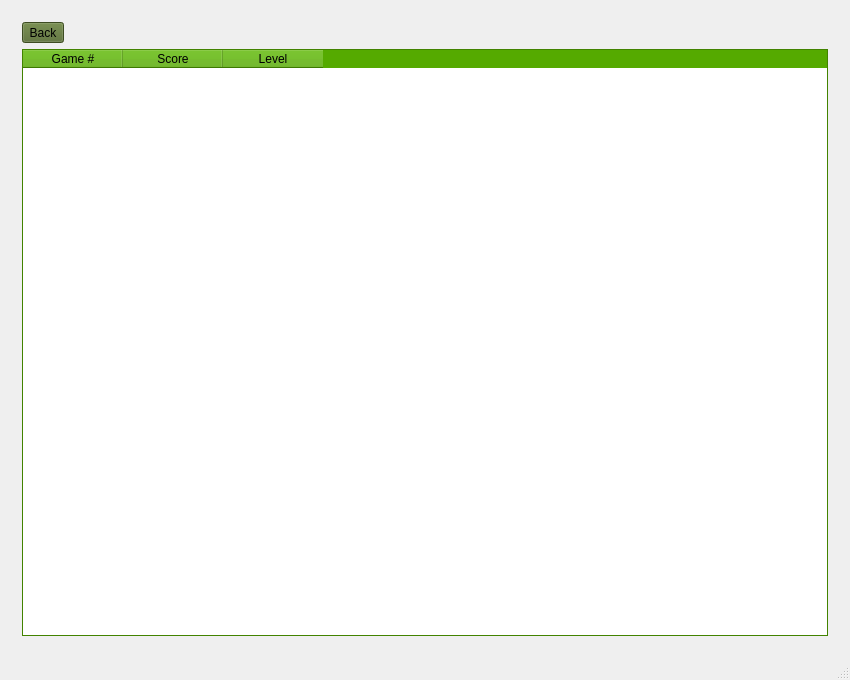
Before: the Qt Designer form mainwindow.ui in nphelpsiv/Education-App, drawn with Qt 5.
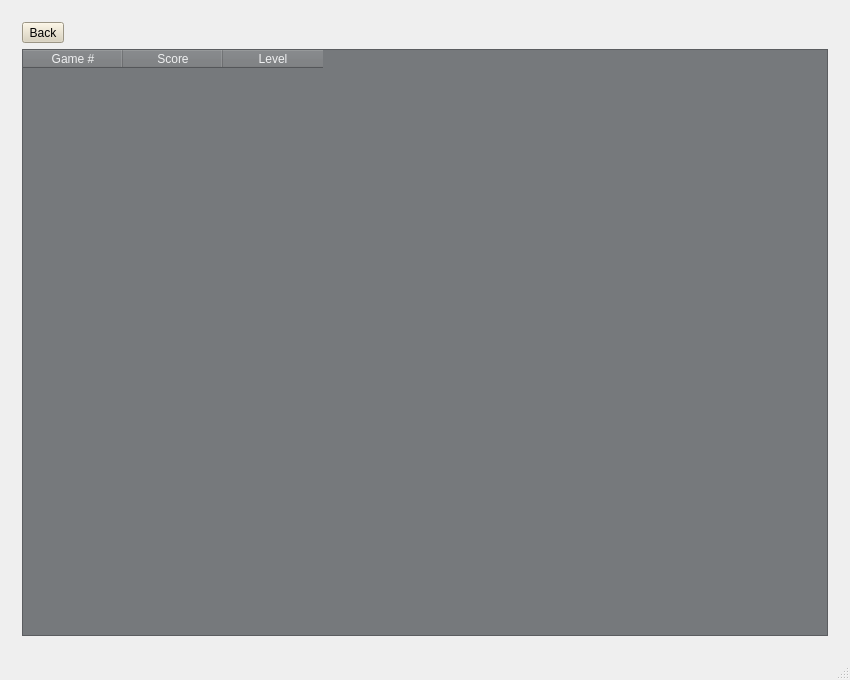
After: the same form once the commit is applied. The open tabs and pages were chosen to show the change. Icons and pictures are not drawn.

Commit message: added sand theme

```diff
--- a/mainwindow.ui
+++ b/mainwindow.ui
@@ -1282,9 +1282,9 @@
          <colorrole role="Button">
           <brush brushstyle="SolidPattern">
            <color alpha="255">
-            <red>85</red>
-            <green>107</green>
-            <blue>47</blue>
+            <red>217</red>
+            <green>209</green>
+            <blue>186</blue>
            </color>
           </brush>
          </colorrole>
@@ -1309,27 +1309,27 @@
          <colorrole role="Base">
           <brush brushstyle="SolidPattern">
            <color alpha="255">
-            <red>85</red>
-            <green>107</green>
-            <blue>47</blue>
+            <red>217</red>
+            <green>209</green>
+            <blue>186</blue>
            </color>
           </brush>
          </colorrole>
          <colorrole role="Window">
           <brush brushstyle="SolidPattern">
            <color alpha="255">
-            <red>85</red>
-            <green>107</green>
-            <blue>47</blue>
+            <red>217</red>
+            <green>209</green>
+            <blue>186</blue>
            </color>
           </brush>
          </colorrole>
          <colorrole role="Highlight">
           <brush brushstyle="SolidPattern">
            <color alpha="255">
-            <red>170</red>
-            <green>85</green>
-            <blue>0</blue>
+            <red>156</red>
+            <green>87</green>
+            <blue>72</blue>
            </color>
           </brush>
          </colorrole>
@@ -1356,9 +1356,9 @@
          <colorrole role="Button">
           <brush brushstyle="SolidPattern">
            <color alpha="255">
-            <red>85</red>
-            <green>107</green>
-            <blue>47</blue>
+            <red>217</red>
+            <green>209</green>
+            <blue>186</blue>
            </color>
           </brush>
          </colorrole>
@@ -1383,27 +1383,27 @@
          <colorrole role="Base">
           <brush brushstyle="SolidPattern">
            <color alpha="255">
-            <red>85</red>
-            <green>107</green>
-            <blue>47</blue>
+            <red>217</red>
+            <green>209</green>
+            <blue>186</blue>
            </color>
           </brush>
          </colorrole>
          <colorrole role="Window">
           <brush brushstyle="SolidPattern">
            <color alpha="255">
-            <red>85</red>
-            <green>107</green>
-            <blue>47</blue>
+            <red>217</red>
+            <green>209</green>
+            <blue>186</blue>
            </color>
           </brush>
          </colorrole>
          <colorrole role="Highlight">
           <brush brushstyle="SolidPattern">
            <color alpha="255">
-            <red>170</red>
-            <green>85</green>
-            <blue>0</blue>
+            <red>156</red>
+            <green>87</green>
+            <blue>72</blue>
            </color>
           </brush>
          </colorrole>
@@ -2031,18 +2031,18 @@
              <colorrole role="WindowText">
               <brush brushstyle="SolidPattern">
                <color alpha="255">
-                <red>0</red>
-                <green>0</green>
-                <blue>0</blue>
+                <red>239</red>
+                <green>240</green>
+                <blue>241</blue>
                </color>
               </brush>
              </colorrole>
              <colorrole role="Button">
               <brush brushstyle="SolidPattern">
                <color alpha="255">
-                <red>85</red>
-                <green>170</green>
-                <blue>0</blue>
+                <red>118</red>
+                <green>121</green>
+                <blue>124</blue>
                </color>
               </brush>
              </colorrole>
@@ -2085,9 +2085,9 @@
              <colorrole role="Text">
               <brush brushstyle="SolidPattern">
                <color alpha="255">
-                <red>0</red>
-                <green>0</green>
-                <blue>0</blue>
+                <red>239</red>
+                <green>240</green>
+                <blue>241</blue>
                </color>
               </brush>
              </colorrole>
@@ -2103,27 +2103,27 @@
              <colorrole role="ButtonText">
               <brush brushstyle="SolidPattern">
                <color alpha="255">
-                <red>0</red>
-                <green>0</green>
-                <blue>0</blue>
+                <red>239</red>
+                <green>240</green>
+                <blue>241</blue>
                </color>
               </brush>
              </colorrole>
              <colorrole role="Base">
               <brush brushstyle="SolidPattern">
                <color alpha="255">
-                <red>255</red>
-                <green>255</green>
-                <blue>255</blue>
+                <red>118</red>
+                <green>121</green>
+                <blue>124</blue>
                </color>
               </brush>
              </colorrole>
              <colorrole role="Window">
               <brush brushstyle="SolidPattern">
                <color alpha="255">
-                <red>85</red>
-                <green>170</green>
-                <blue>0</blue>
+                <red>118</red>
+                <green>121</green>
+                <blue>124</blue>
                </color>
               </brush>
              </colorrole>
@@ -2136,12 +2136,30 @@
                </color>
               </brush>
              </colorrole>
+             <colorrole role="Highlight">
+              <brush brushstyle="SolidPattern">
+               <color alpha="255">
+                <red>156</red>
+                <green>87</green>
+                <blue>72</blue>
+               </color>
+              </brush>
+             </colorrole>
+             <colorrole role="HighlightedText">
+              <brush brushstyle="SolidPattern">
+               <color alpha="255">
+                <red>239</red>
+                <green>240</green>
+                <blue>241</blue>
+               </color>
+              </brush>
+             </colorrole>
              <colorrole role="AlternateBase">
               <brush brushstyle="SolidPattern">
                <color alpha="255">
-                <red>170</red>
-                <green>212</green>
-                <blue>127</blue>
+                <red>49</red>
+                <green>54</green>
+                <blue>59</blue>
                </color>
               </brush>
              </colorrole>
@@ -2168,18 +2186,18 @@
              <colorrole role="WindowText">
               <brush brushstyle="SolidPattern">
                <color alpha="255">
-                <red>0</red>
-                <green>0</green>
-                <blue>0</blue>
+                <red>239</red>
+                <green>240</green>
+                <blue>241</blue>
                </color>
               </brush>
              </colorrole>
              <colorrole role="Button">
               <brush brushstyle="SolidPattern">
                <color alpha="255">
-                <red>85</red>
-                <green>170</green>
-                <blue>0</blue>
+                <red>118</red>
+                <green>121</green>
+                <blue>124</blue>
                </color>
               </brush>
              </colorrole>
@@ -2222,9 +2240,9 @@
              <colorrole role="Text">
               <brush brushstyle="SolidPattern">
                <color alpha="255">
-                <red>0</red>
-                <green>0</green>
-                <blue>0</blue>
+                <red>239</red>
+                <green>240</green>
+                <blue>241</blue>
                </color>
               </brush>
              </colorrole>
@@ -2240,27 +2258,27 @@
              <colorrole role="ButtonText">
               <brush brushstyle="SolidPattern">
                <color alpha="255">
-                <red>0</red>
-                <green>0</green>
-                <blue>0</blue>
+                <red>239</red>
+                <green>240</green>
+                <blue>241</blue>
                </color>
               </brush>
              </colorrole>
              <colorrole role="Base">
               <brush brushstyle="SolidPattern">
                <color alpha="255">
-                <red>255</red>
-                <green>255</green>
-                <blue>255</blue>
+                <red>118</red>
+                <green>121</green>
+                <blue>124</blue>
                </color>
               </brush>
              </colorrole>
              <colorrole role="Window">
               <brush brushstyle="SolidPattern">
                <color alpha="255">
-                <red>85</red>
-                <green>170</green>
-                <blue>0</blue>
+                <red>118</red>
+                <green>121</green>
+                <blue>124</blue>
                </color>
               </brush>
              </colorrole>
@@ -2273,12 +2291,30 @@
                </color>
               </brush>
              </colorrole>
+             <colorrole role="Highlight">
+              <brush brushstyle="SolidPattern">
+               <color alpha="255">
+                <red>156</red>
+                <green>87</green>
+                <blue>72</blue>
+               </color>
+              </brush>
+             </colorrole>
+             <colorrole role="HighlightedText">
+              <brush brushstyle="SolidPattern">
+               <color alpha="255">
+                <red>239</red>
+                <green>240</green>
+                <blue>241</blue>
+               </color>
+              </brush>
+             </colorrole>
              <colorrole role="AlternateBase">
               <brush brushstyle="SolidPattern">
                <color alpha="255">
-                <red>170</red>
-                <green>212</green>
-                <blue>127</blue>
+                <red>49</red>
+                <green>54</green>
+                <blue>59</blue>
                </color>
               </brush>
              </colorrole>
@@ -2305,18 +2341,18 @@
              <colorrole role="WindowText">
               <brush brushstyle="SolidPattern">
                <color alpha="255">
-                <red>42</red>
-                <green>85</green>
-                <blue>0</blue>
+                <red>69</red>
+                <green>69</green>
+                <blue>69</blue>
                </color>
               </brush>
              </colorrole>
              <colorrole role="Button">
               <brush brushstyle="SolidPattern">
                <color alpha="255">
-                <red>85</red>
-                <green>170</green>
-                <blue>0</blue>
+                <red>118</red>
+                <green>121</green>
+                <blue>124</blue>
                </color>
               </brush>
              </colorrole>
@@ -2359,9 +2395,9 @@
              <colorrole role="Text">
               <brush brushstyle="SolidPattern">
                <color alpha="255">
-                <red>42</red>
-                <green>85</green>
-                <blue>0</blue>
+                <red>69</red>
+                <green>69</green>
+                <blue>69</blue>
                </color>
               </brush>
              </colorrole>
@@ -2377,27 +2413,27 @@
              <colorrole role="ButtonText">
               <brush brushstyle="SolidPattern">
                <color alpha="255">
-                <red>42</red>
-                <green>85</green>
-                <blue>0</blue>
+                <red>69</red>
+                <green>69</green>
+                <blue>69</blue>
                </color>
               </brush>
              </colorrole>
              <colorrole role="Base">
               <brush brushstyle="SolidPattern">
                <color alpha="255">
-                <red>85</red>
-                <green>170</green>
-                <blue>0</blue>
+                <red>118</red>
+                <green>121</green>
+                <blue>124</blue>
                </color>
               </brush>
              </colorrole>
              <colorrole role="Window">
               <brush brushstyle="SolidPattern">
                <color alpha="255">
-                <red>85</red>
-                <green>170</green>
-                <blue>0</blue>
+                <red>118</red>
+                <green>121</green>
+                <blue>124</blue>
                </color>
               </brush>
              </colorrole>
@@ -2410,12 +2446,30 @@
                </color>
               </brush>
              </colorrole>
+             <colorrole role="Highlight">
+              <brush brushstyle="SolidPattern">
+               <color alpha="255">
+                <red>156</red>
+                <green>87</green>
+                <blue>72</blue>
+               </color>
+              </brush>
+             </colorrole>
+             <colorrole role="HighlightedText">
+              <brush brushstyle="SolidPattern">
+               <color alpha="255">
+                <red>239</red>
+                <green>240</green>
+                <blue>241</blue>
+               </color>
+              </brush>
+             </colorrole>
              <colorrole role="AlternateBase">
               <brush brushstyle="SolidPattern">
                <color alpha="255">
-                <red>85</red>
-                <green>170</green>
-                <blue>0</blue>
+                <red>49</red>
+                <green>54</green>
+                <blue>59</blue>
                </color>
               </brush>
              </colorrole>
```
Left out of the diff: 214 changed lines with no effect on the pictures. The commit also changes 2 other files.
